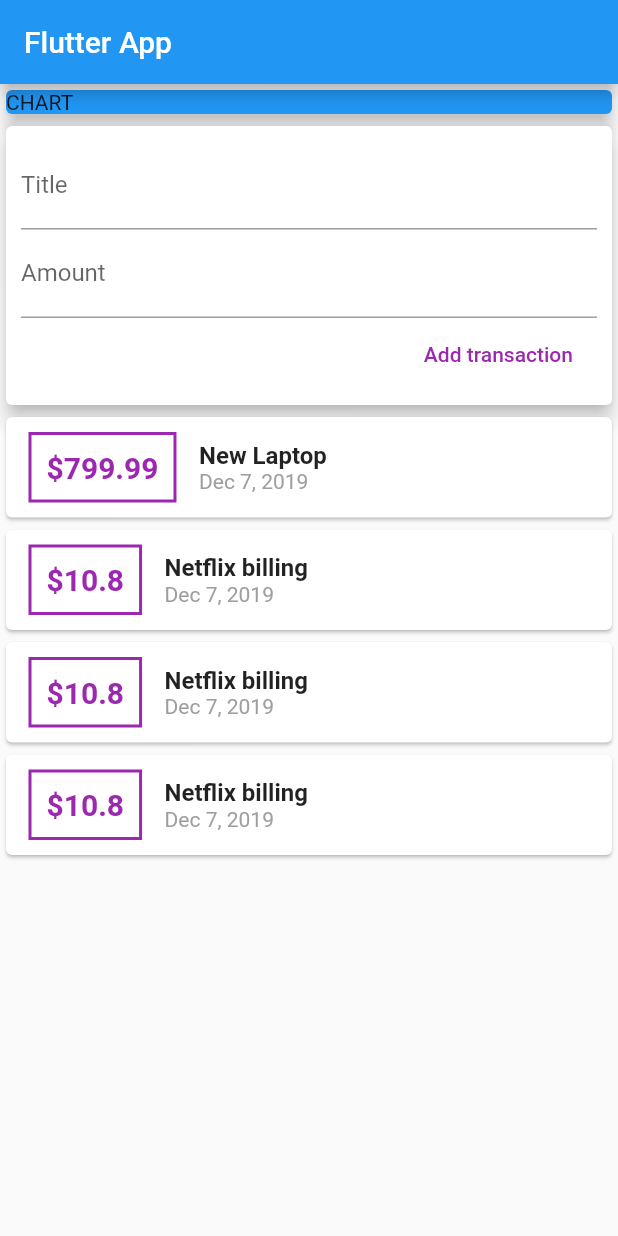
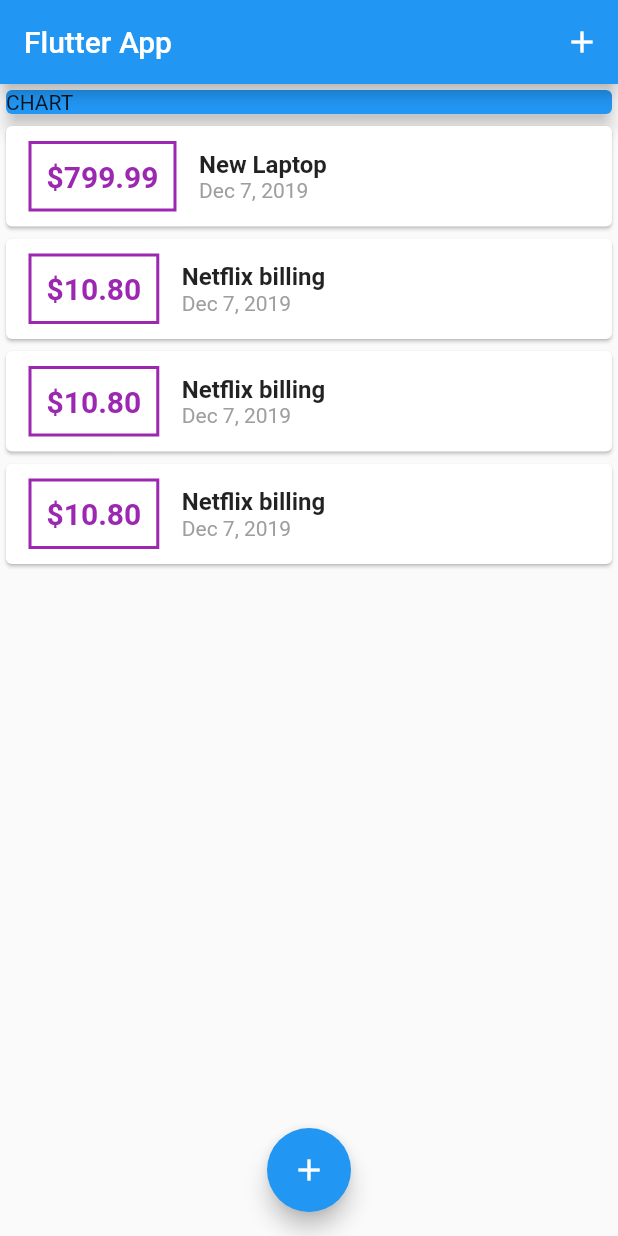
Before and after one commit to juliomsousa/expense-planner, a Flutter app: the screen it shows after launch, on a phone screen of 412 x 824 dp. Run offline on Flutter 3.47's test engine with Material 2 defaults, Android fonts, the phone set to English and light mode, and no system bars.

Commit message:
Add modal to include new transactions

```diff
--- a/lib/main.dart
+++ b/lib/main.dart
@@ -1,6 +1,7 @@
+import 'package:expense_planner/widgets/transaction_list.dart';
 import 'package:flutter/material.dart';
-import './models/transaction.dart';
-import './widgets/user_transactions.dart';
+import './widgets/new_transactoin.dart';
+import 'models/transaction.dart';
 
 void main() => runApp(MyApp());
 
@@ -14,8 +15,13 @@ class MyApp extends StatelessWidget {
   }
 }
 
-class MyHomePage extends StatelessWidget {
-  final List<Transaction> transactions = [
+class MyHomePage extends StatefulWidget {
+  @override
+  _MyHomePageState createState() => _MyHomePageState();
+}
+
+class _MyHomePageState extends State<MyHomePage> {
+  final List<Transaction> _userTransactons = [
     Transaction(
       id: 't1',
       title: 'New Laptop',
@@ -28,16 +34,67 @@ class MyHomePage extends StatelessWidget {
       amount: 10.80,
       date: DateTime.now(),
     ),
+    Transaction(
+      id: 't2',
+      title: 'Netflix billing',
+      amount: 10.80,
+      date: DateTime.now(),
+    ),
+    Transaction(
+      id: 't2',
+      title: 'Netflix billing',
+      amount: 10.80,
+      date: DateTime.now(),
+    ),
+    Transaction(
+      id: 't2',
+      title: 'Netflix billing',
+      amount: 10.80,
+      date: DateTime.now(),
+    ),
+    Transaction(
+      id: 't2',
+      title: 'Netflix billing',
+      amount: 10.80,
+      date: DateTime.now(),
+    ),
   ];
 
-  // String titleInput;
-  // String amountInput;
+  _addNewTransaction(String txTitle, double txAmount) {
+    final newTx = Transaction(
+      title: txTitle,
+      amount: txAmount,
+      date: DateTime.now(),
+      id: DateTime.now().toString(),
+    );
+
+    setState(() {
+      _userTransactons.add(newTx);
+    });
+  }
+
+  void _startAddNewTransaction(BuildContext ctx) {
+    showModalBottomSheet(
+      context: ctx,
+      builder: (_) => GestureDetector(
+        onTap: () {},
+        child: NewTransaction(_addNewTransaction),
+        behavior: HitTestBehavior.opaque,
+      ),
+    );
+  }
 
   @override
   Widget build(BuildContext context) {
     return Scaffold(
       appBar: AppBar(
         title: Text('Flutter App'),
+        actions: <Widget>[
+          IconButton(
+            icon: Icon(Icons.add),
+            onPressed: () => _startAddNewTransaction(context),
+          )
+        ],
       ),
       body: SingleChildScrollView(
         child: Column(
@@ -52,9 +109,14 @@ class MyHomePage extends StatelessWidget {
                 elevation: 5,
               ),
             ),
-            UserTransactions(),
+            TransactionList(_userTransactons),
           ],
         ),
+      ),
+      floatingActionButtonLocation: FloatingActionButtonLocation.centerFloat,
+      floatingActionButton: FloatingActionButton(
+        child: Icon(Icons.add),
+        onPressed: () => _startAddNewTransaction(context),
       ),
     );
   }
--- a/lib/widgets/transaction_list.dart
+++ b/lib/widgets/transaction_list.dart
@@ -30,7 +30,7 @@ class TransactionList extends StatelessWidget {
                   ),
                   padding: EdgeInsets.all(10),
                   child: Text(
-                    '\$${transactions[index].amount}',
+                    '\$${transactions[index].amount.toStringAsFixed(2)}',
                     style: TextStyle(
                       fontWeight: FontWeight.bold,
                       fontSize: 20,
--- a/lib/widgets/user_transactions.dart
+++ /dev/null
@@ -1,75 +0,0 @@
-import 'package:flutter/material.dart';
-import './transaction_list.dart';
-import './new_transactoin.dart';
-import '../models/transaction.dart';
-
-class UserTransactions extends StatefulWidget {
-  @override
-  _UserTransactionsState createState() => _UserTransactionsState();
-}
-
-class _UserTransactionsState extends State<UserTransactions> {
-  final List<Transaction> _userTransactons = [
-    Transaction(
-      id: 't1',
-      title: 'New Laptop',
-      amount: 799.99,
-      date: DateTime.now(),
-    ),
-    Transaction(
-      id: 't2',
-      title: 'Netflix billing',
-      amount: 10.80,
-      date: DateTime.now(),
-    ),
-    Transaction(
-      id: 't2',
-      title: 'Netflix billing',
-      amount: 10.80,
-      date: DateTime.now(),
-    ),
-    Transaction(
-      id: 't2',
-      title: 'Netflix billing',
-      amount: 10.80,
-      date: DateTime.now(),
-    ),
-    Transaction(
-      id: 't2',
-      title: 'Netflix billing',
-      amount: 10.80,
-      date: DateTime.now(),
-    ),
-    Transaction(
-      id: 't2',
-      title: 'Netflix billing',
-      amount: 10.80,
-      date: DateTime.now(),
-    ),
-  ];
-
-  _addNewTransaction(String txTitle, double txAmount) {
-    final newTx = Transaction(
-      title: txTitle,
-      amount: txAmount,
-      date: DateTime.now(),
-      id: DateTime.now().toString(),
-    );
-
-    print('transaction is here');
-
-    setState(() {
-      _userTransactons.add(newTx);
-    });
-  }
-
-  @override
-  Widget build(BuildContext context) {
-    return Column(
-      children: <Widget>[
-        NewTransaction(_addNewTransaction),
-        TransactionList(_userTransactons),
-      ],
-    );
-  }
-}
```
Also changed, not shown: lib/widgets/new_transactoin.dart (+27 -7 lines).
